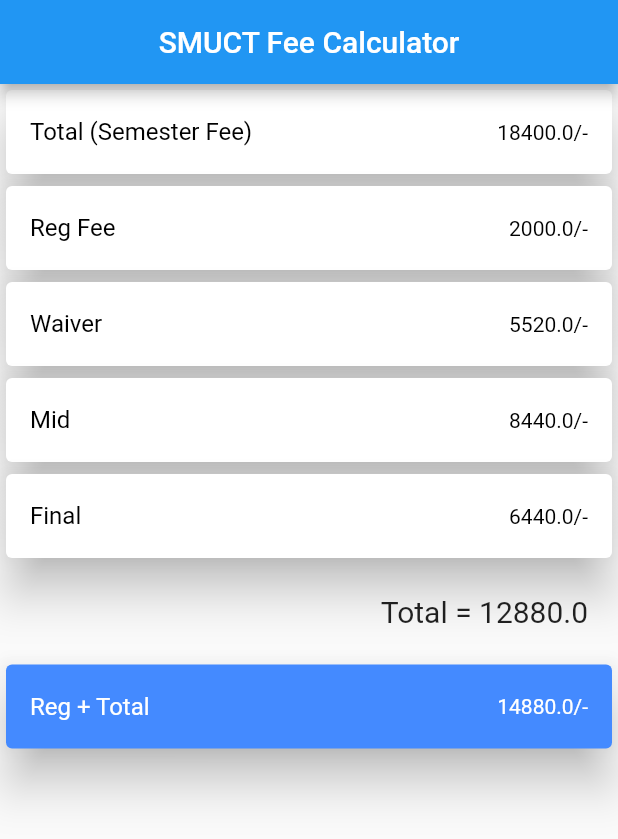
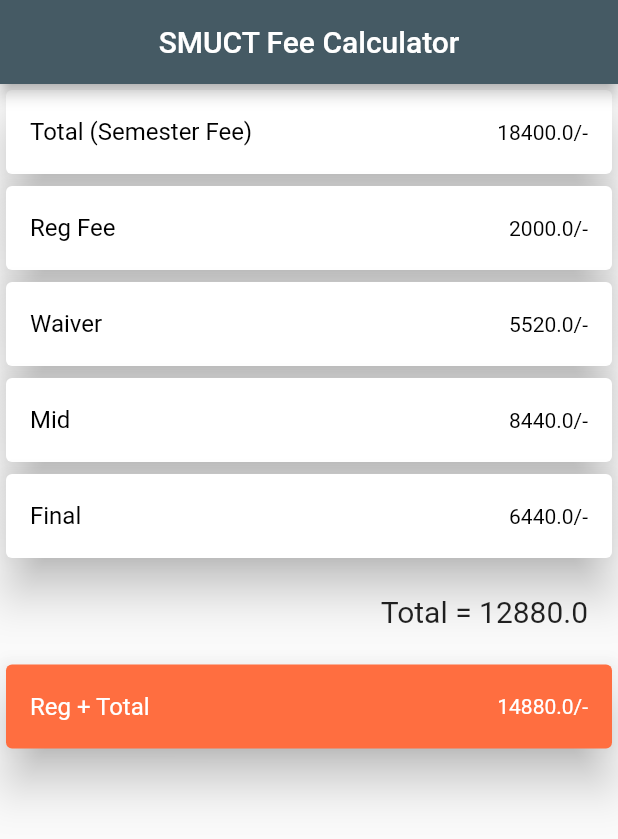
Before and after one commit to momin-mostafa/Smuct-Payment-Calculator, a Flutter app: the screen it shows after launch, on a phone screen of 412 x 824 dp. Shown: the top 839 px of the screen. Run offline on Flutter 3.47's test engine with Material 2 defaults, Android fonts, the phone set to English and light mode, and no system bars; our stand-ins replace get; missing offline and left inert: window_size.

Commit message:
refactored for template

```diff
--- a/payment_calc_smuct/lib/controller/cost_controller.dart
+++ b/payment_calc_smuct/lib/controller/cost_controller.dart
@@ -3,9 +3,13 @@
 
 class CostController extends GetxController {
   var data = DataModel();
-  CostController(var semesterfeeTotal, var registrationFee) {
+  CostController({
+    required double semesterfeeTotal,
+    required double registrationFee,
+    required double waiverPercentage,
+  }) {
     data.total = semesterfeeTotal;
-    data.waiver = (30 / 100) * data.total;
+    data.waiver = (waiverPercentage / 100) * data.total;
     data.finalAmmount = data.total - data.waiver;
     data.regFee = registrationFee;
     data.mid = (data.finalAmmount / 2) + data.regFee;
--- a/payment_calc_smuct/lib/main.dart
+++ b/payment_calc_smuct/lib/main.dart
@@ -10,7 +10,7 @@
   if (Platform.isWindows || Platform.isLinux || Platform.isMacOS) {
     setWindowTitle("My App");
     setWindowMinSize(const Size(414, 736));
-    setWindowMaxSize(const Size(1024, 800));
+    setWindowMaxSize(const Size(414, 736));
   }
   runApp(const HomeWrapper());
 }
--- a/payment_calc_smuct/lib/ui.dart
+++ b/payment_calc_smuct/lib/ui.dart
@@ -15,11 +15,15 @@
   @override
   Widget build(BuildContext context) {
     Size size = MediaQuery.of(context).size;
-    var dataController =
-        Get.put(CostController(18400.toDouble(), 2000.toDouble()));
+    var dataController = Get.put(CostController(
+      semesterfeeTotal: 18400,
+      registrationFee: 2000,
+      waiverPercentage: 30,
+    ));
 
     return Scaffold(
       appBar: AppBar(
+        backgroundColor: Colors.blueGrey[700],
         title: const Text('SMUCT Fee Calculator'),
         centerTitle: true,
       ),
@@ -58,7 +62,7 @@
           customCard(
             customTitle: 'Reg + Total',
             value: dataController.data.regAndTotal,
-            tileColor: Colors.blueAccent,
+            tileColor: Colors.deepOrangeAccent,
             textColor: Colors.white,
           ),
         ],
```
